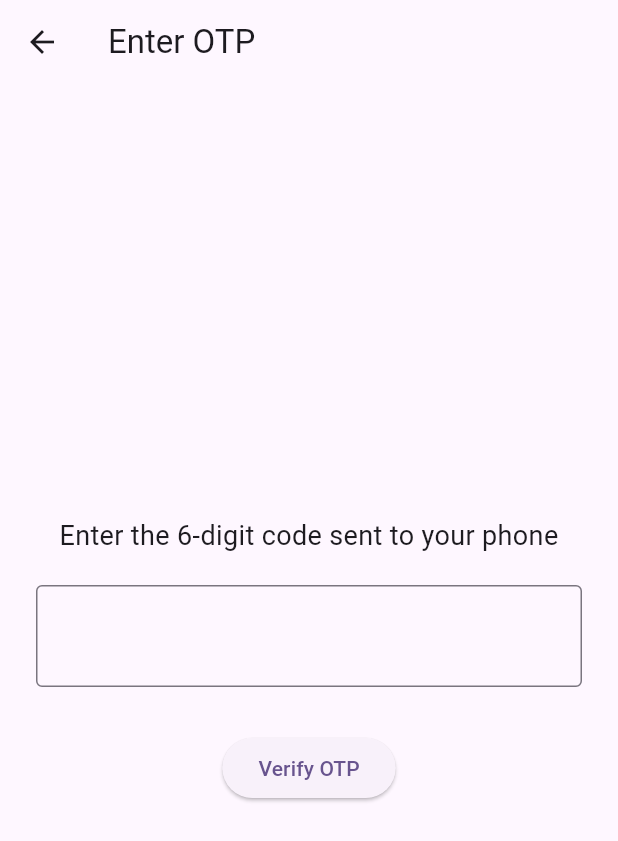
After one commit to atharva-solves/note_app, a Flutter app: the OtpView screen opened by its route, on a phone screen of 412 x 824 dp. The commit adds this screen. Shown: the top 841 px of the screen. Run offline on Flutter 3.47's test engine with Material 3 defaults, Android fonts, the phone set to English and light mode, and no system bars; our stand-ins replace firebase_auth, firebase_core, get, get_storage, google_sign_in; accounts and stored records are empty; network calls fail.

Commit message:
feat :implement presentation layer navigation and bindings for phone otp auth

```diff
--- a/lib/core/routes/app_pages.dart
+++ b/lib/core/routes/app_pages.dart
@@ -1,6 +1,7 @@
 import 'package:get/get.dart';
 import 'package:note_app/core/routes/app_routes.dart';
 import 'package:note_app/features/auth/presentation/views/auth_in_view.dart';
+import 'package:note_app/features/auth/presentation/views/otp_view.dart';
 import 'package:note_app/features/auth/presentation/views/splash_view.dart';
 import 'package:note_app/features/note_app/presentation/bindings/note_binding.dart';
 import 'package:note_app/features/note_app/presentation/views/notes_view.dart';
@@ -24,5 +25,6 @@ abstract class AppPages {
       binding: NoteBinding(),
     ),
     GetPage(name: AppRoutes.editNote, page: () => const EditditNoteView()),
+    GetPage(name: AppRoutes.otpView, page: ()=> OtpView())
   ];
 }
--- a/lib/core/routes/app_routes.dart
+++ b/lib/core/routes/app_routes.dart
@@ -11,4 +11,6 @@ abstract class AppRoutes {
 
   //first screen of app
   static const String initial = splash;
+
+  static const String otpView='/otp';
 }
--- a/lib/features/auth/data/datasources/auth_remote_datasource.dart
+++ b/lib/features/auth/data/datasources/auth_remote_datasource.dart
@@ -212,6 +212,7 @@ class AuthRemoteDatasourceImpl implements AuthRemoteDatasource {
     required String smsCode,
   }) async {
     try {
+      //wrap with this wrapper
       final PhoneAuthCredential credential = PhoneAuthProvider.credential(
         verificationId: verificationId,
         smsCode: smsCode,
--- /dev/null
+++ b/lib/features/auth/presentation/views/otp_view.dart
@@ -0,0 +1,56 @@
+import 'package:flutter/material.dart';
+import 'package:get/get.dart';
+import 'package:note_app/features/auth/presentation/controllers/auth_controller.dart';
+
+class OtpView extends GetView<AuthController> {
+  OtpView({super.key});
+
+  final TextEditingController _otpController = TextEditingController();
+
+  @override
+  Widget build(BuildContext context) {
+    return Scaffold(
+      appBar: AppBar(title: const Text('Enter OTP')),
+      body: Padding(
+        padding: const EdgeInsets.all(24.0),
+        child: Column(
+          mainAxisAlignment: MainAxisAlignment.center,
+          children: [
+            const Text(
+              'Enter the 6-digit code sent to your phone',
+              textAlign: TextAlign.center,
+              style: TextStyle(fontSize: 18),
+            ),
+            const SizedBox(height: 20),
+            TextField(
+              controller: _otpController,
+              keyboardType: TextInputType.number,
+              maxLength: 6,
+              textAlign: TextAlign.center,
+              style: const TextStyle(fontSize: 24, letterSpacing: 8),
+              decoration: const InputDecoration(
+                border: OutlineInputBorder(),
+                counterText: "",
+              ),
+            ),
+            const SizedBox(height: 30),
+            Obx(
+              () => ElevatedButton(
+                onPressed: controller.isLoading.value
+                    ? null
+                    : () {
+                        // 1. ADD THIS LINE:
+                        debugPrint("UI: The Verify Button was physically pressed!");
+                        controller.verifyOtp(_otpController.text.trim());
+                      },
+                child: controller.isLoading.value
+                    ? const CircularProgressIndicator()
+                    : const Text('Verify OTP'),
+              ),
+            ),
+          ],
+        ),
+      ),
+    );
+  }
+}
```
Also changed, not shown: lib/core/bindings/initial_binding.dart (+12 -0 lines), lib/features/auth/presentation/controllers/auth_controller.dart (+98 -2 lines), lib/features/auth/presentation/views/auth_in_view.dart (+49 -4 lines), lib/features/note_app/presentation/views/notes_view.dart (+12 -0 lines), lib/features/auth/domain/repositories/auth_repository.dart (line endings or trailing spaces).
